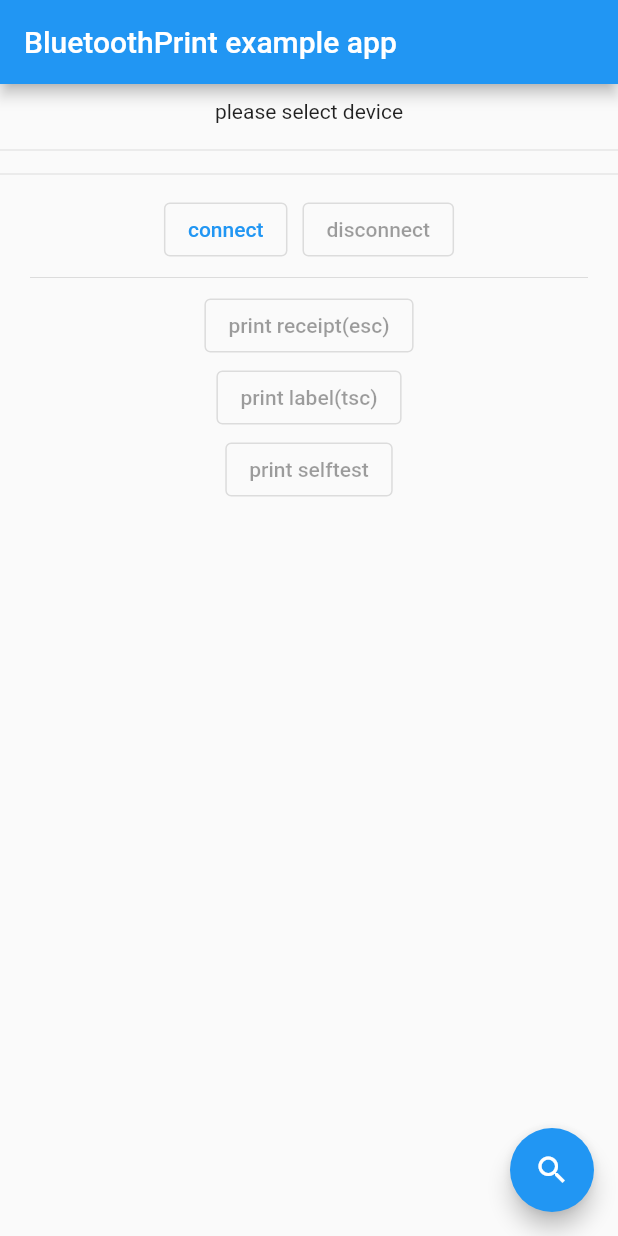
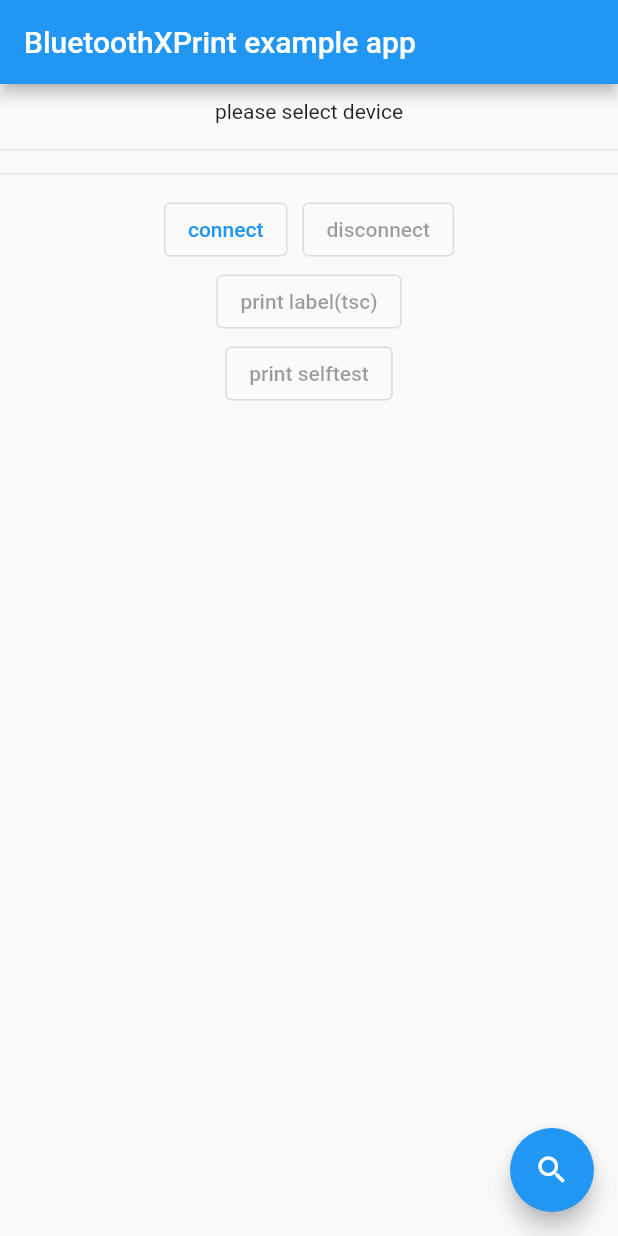
Before and after one commit to fabian2200/imprimir, a Flutter app: the screen it shows after launch, after a tap on "connect", on a phone screen of 412 x 824 dp. Run offline on Flutter 3.47's test engine with Material 2 defaults, Android fonts, the light colour scheme and no system bars; missing offline and left inert: bluetooth_x_print.

Commit message:
prueba xprint

```diff
--- a/lib/main.dart
+++ b/lib/main.dart
@@ -1,8 +1,9 @@
+
 import 'dart:async';
 import 'dart:convert';
 
-import 'package:bluetooth_print/bluetooth_print.dart';
-import 'package:bluetooth_print/bluetooth_print_model.dart';
+import 'package:bluetooth_x_print/bluetooth_print.dart';
+import 'package:bluetooth_x_print/bluetooth_print_model.dart';
 import 'package:flutter/material.dart';
 import 'package:flutter/services.dart';
 
@@ -17,7 +18,7 @@ class _MyAppState extends State<MyApp> {
   BluetoothPrint bluetoothPrint = BluetoothPrint.instance;
 
   bool _connected = false;
-  BluetoothDevice? _device;
+  BluetoothDevice _device;
   String tips = 'no device connect';
 
   @override
@@ -31,10 +32,10 @@ class _MyAppState extends State<MyApp> {
   Future<void> initBluetooth() async {
     bluetoothPrint.startScan(timeout: Duration(seconds: 4));
 
-    bool isConnected=await bluetoothPrint.isConnected??false;
+    bool isConnected = await bluetoothPrint.isConnected;
 
     bluetoothPrint.state.listen((state) {
-      print('******************* cur device status: $state');
+      print('cur device status: $state');
 
       switch (state) {
         case BluetoothPrint.CONNECTED:
@@ -68,7 +69,7 @@ class _MyAppState extends State<MyApp> {
     return MaterialApp(
       home: Scaffold(
           appBar: AppBar(
-            title: const Text('BluetoothPrint example app'),
+            title: const Text('BluetoothXPrint example app'),
           ),
           body: RefreshIndicator(
             onRefresh: () =>
@@ -90,15 +91,15 @@ class _MyAppState extends State<MyApp> {
                     stream: bluetoothPrint.scanResults,
                     initialData: [],
                     builder: (c, snapshot) => Column(
-                      children: snapshot.data!.map((d) => ListTile(
+                      children: snapshot.data.map((d) => ListTile(
                         title: Text(d.name??''),
-                        subtitle: Text(d.address??''),
+                        subtitle: Text(d.address),
                         onTap: () async {
                           setState(() {
                             _device = d;
                           });
                         },
-                        trailing: _device!=null && _device!.address == d.address?Icon(
+                        trailing: _device!=null && _device.address == d.address?Icon(
                           Icons.check,
                           color: Colors.green,
                         ):null,
@@ -116,11 +117,8 @@ class _MyAppState extends State<MyApp> {
                             OutlinedButton(
                               child: Text('connect'),
                               onPressed:  _connected?null:() async {
-                                if(_device!=null && _device!.address !=null){
-                                  setState(() {
-                                    tips = 'connecting...';
-                                  });
-                                  await bluetoothPrint.connect(_device!);
+                                if(_device!=null && _device.address !=null){
+                                  await bluetoothPrint.connect(_device);
                                 }else{
                                   setState(() {
                                     tips = 'please select device';
@@ -133,55 +131,26 @@ class _MyAppState extends State<MyApp> {
                             OutlinedButton(
                               child: Text('disconnect'),
                               onPressed:  _connected?() async {
-                                setState(() {
-                                  tips = 'disconnecting...';
-                                });
                                 await bluetoothPrint.disconnect();
                               }:null,
                             ),
                           ],
                         ),
-                        Divider(),
-                        OutlinedButton(
-                          child: Text('print receipt(esc)'),
-                          onPressed:  _connected?() async {
-                            Map<String, dynamic> config = Map();
-
-                            List<LineText> list = [];
-
-                            list.add(LineText(type: LineText.TYPE_TEXT, content: '**********************************************', weight: 1, align: LineText.ALIGN_CENTER,linefeed: 1));
-                            list.add(LineText(type: LineText.TYPE_TEXT, content: '打印单据头', weight: 1, align: LineText.ALIGN_CENTER, fontZoom: 2, linefeed: 1));
-                            list.add(LineText(linefeed: 1));
-
-                            list.add(LineText(type: LineText.TYPE_TEXT, content: '----------------------明细---------------------', weight: 1, align: LineText.ALIGN_CENTER, linefeed: 1));
-                            list.add(LineText(type: LineText.TYPE_TEXT, content: '物资名称规格型号', weight: 1, align: LineText.ALIGN_LEFT, x: 0,relativeX: 0, linefeed: 0));
-                            list.add(LineText(type: LineText.TYPE_TEXT, content: '单位', weight: 1, align: LineText.ALIGN_LEFT, x: 350, relativeX: 0, linefeed: 0));
-                            list.add(LineText(type: LineText.TYPE_TEXT, content: '数量', weight: 1, align: LineText.ALIGN_LEFT, x: 500, relativeX: 0, linefeed: 1));
-
-                            list.add(LineText(type: LineText.TYPE_TEXT, content: '混凝土C30', align: LineText.ALIGN_LEFT, x: 0,relativeX: 0, linefeed: 0));
-                            list.add(LineText(type: LineText.TYPE_TEXT, content: '吨', align: LineText.ALIGN_LEFT, x: 350, relativeX: 0, linefeed: 0));
-                            list.add(LineText(type: LineText.TYPE_TEXT, content: '12.0', align: LineText.ALIGN_LEFT, x: 500, relativeX: 0, linefeed: 1));
-
-                            list.add(LineText(type: LineText.TYPE_TEXT, content: '**********************************************', weight: 1, align: LineText.ALIGN_CENTER,linefeed: 1));
-                            list.add(LineText(linefeed: 1));;
-
-                            await bluetoothPrint.printReceipt(config, list);
-                          }:null,
-                        ),
                         OutlinedButton(
                           child: Text('print label(tsc)'),
                           onPressed:  _connected?() async {
                             Map<String, dynamic> config = Map();
-                            config['width'] = 32; // 标签宽度，单位mm
-                            config['height'] = 25; // 标签高度，单位mm
+                            config['width'] = 50; // 标签宽度，单位mm
+                            config['height'] = 30; // 标签高度，单位mm
                             config['gap'] = 2; // 标签间隔，单位mm
 
                             // x、y坐标位置，单位dpi，1mm=8dpi
                             List<LineText> list = [];
-                            list.add(LineText(type: LineText.TYPE_BARCODE, x:8, y:8, content: 'qrcode i\n'));
+                            list.add(LineText(type: LineText.TYPE_TEXT, x:10, y:10, content: 'A Title'));
+                            list.add(LineText(type: LineText.TYPE_TEXT, x:10, y:40, content: 'this is content'));
+                            list.add(LineText(type: LineText.TYPE_QRCODE, x:20, y:5, content: 'Content was Here'));
 
-                            var respuesta = await bluetoothPrint.printLabel(config, list);
-                            print("Respuesta"+respuesta.toString());
+                            await bluetoothPrint.printLabel(config, list);
                           }:null,
                         ),
                         OutlinedButton(
@@ -201,7 +170,7 @@ class _MyAppState extends State<MyApp> {
           stream: bluetoothPrint.isScanning,
           initialData: false,
           builder: (c, snapshot) {
-            if (snapshot.data == true) {
+            if (snapshot.data) {
               return FloatingActionButton(
                 child: Icon(Icons.stop),
                 onPressed: () => bluetoothPrint.stopScan(),
--- a/pubspec.yaml
+++ b/pubspec.yaml
@@ -19,7 +19,7 @@ publish_to: 'none' # Remove this line if you wish to publish to pub.dev
 version: 1.0.0+1
 
 environment:
-  sdk: '>=2.19.6 <3.0.0'
+  sdk: '>=2.10.0 <3.0.0'
 
 # Dependencies specify other packages that your package needs in order to work.
 # To automatically upgrade your package dependencies to the latest versions
@@ -30,7 +30,7 @@ environment:
 dependencies:
   flutter:
     sdk: flutter
-  bluetooth_print: 4.3.0
+  bluetooth_x_print: ^1.0.6
 
 
   # The following adds the Cupertino Icons font to your application.
```
Also changed, not shown: pubspec.lock.
